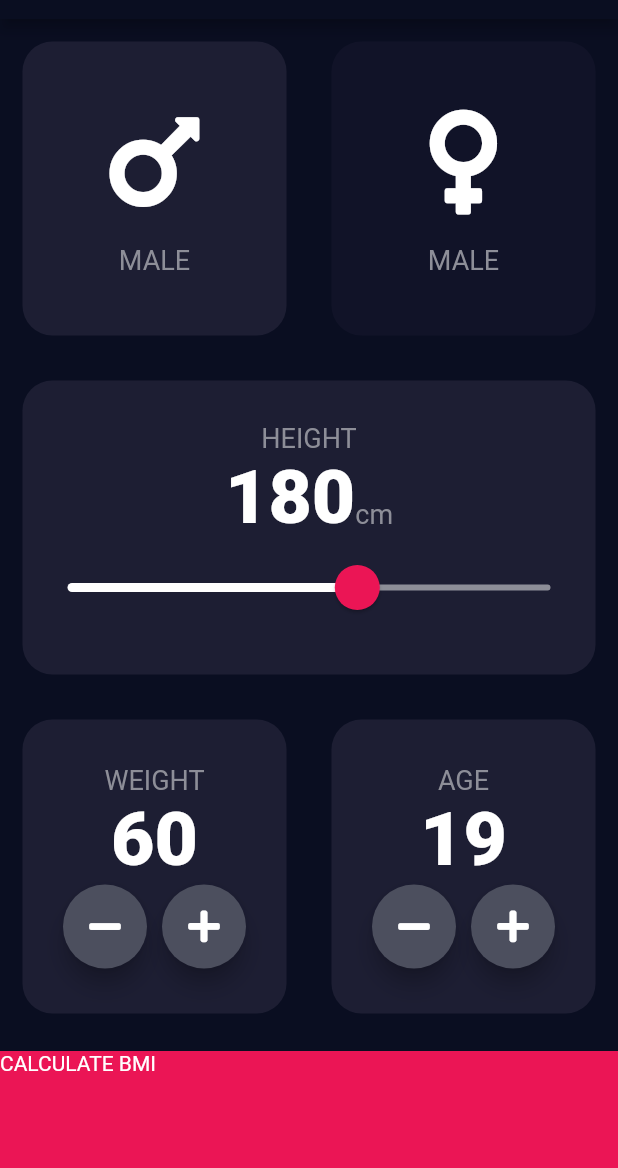
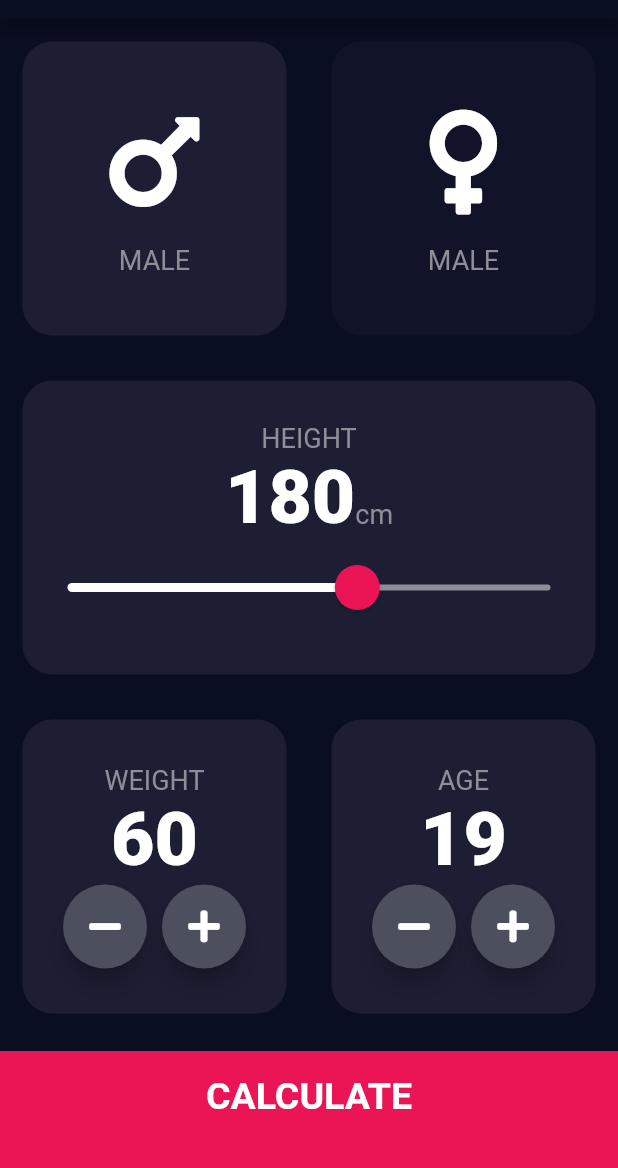
Before and after one commit to BEST-Thanawat/bmi_calculator, a Flutter app: the screen it shows after launch, on a phone screen of 412 x 824 dp, the part 65-1233 px from its top. Run offline on Flutter 3.47's test engine with Material 2 defaults, Android fonts, the phone set to English and light mode, and no system bars; our stand-ins replace font_awesome_flutter.

Commit message:
Add result page.

```diff
--- a/lib/constants.dart
+++ b/lib/constants.dart
@@ -7,3 +7,8 @@ const kBottomContainerColor = Color(0xFFEB1555);
 
 const kLabelTextStyle = TextStyle(fontSize: 18, color: Color(0xFF8D8E98));
 const kNumberTextStyle = TextStyle(fontSize: 50, fontWeight: FontWeight.w900);
+const kLargeButtonTextStyle = TextStyle(fontSize: 25, fontWeight: FontWeight.bold);
+const kTitleTextStyle = TextStyle(fontSize: 50, fontWeight: FontWeight.bold);
+const kResultTextStyle = TextStyle(fontSize: 22, fontWeight: FontWeight.bold, color: Color(0xFF24D876));
+const kBMITextStyle = TextStyle(fontSize: 100, fontWeight: FontWeight.bold);
+const kBodyTextStyle = TextStyle(fontSize: 28, fontWeight: FontWeight.bold);
--- a/lib/input_page.dart
+++ b/lib/input_page.dart
@@ -2,6 +2,7 @@ import 'package:flutter/foundation.dart';
 import 'package:flutter/material.dart';
 import 'icon_content.dart';
 import 'reusable_card.dart';
+import 'results_page.dart';
 import 'package:font_awesome_flutter/font_awesome_flutter.dart';
 import 'constants.dart';
 
@@ -173,15 +174,35 @@ class _InputPageState extends State<InputPage> {
                 ],
               ),
             ),
-            Container(
-              color: kBottomContainerColor,
-              margin: EdgeInsets.only(top: 10),
-              width: double.infinity,
-              height: kBottomContainerHeight,
-              child: Text('CALCULATE BMI'),
-            )
+            BottomButton()
           ],
         ));
+  }
+}
+
+class BottomButton extends StatelessWidget {
+  BottomButton();
+
+  @override
+  Widget build(BuildContext context) {
+    return GestureDetector(
+      onTap: () {
+        Navigator.push(context, MaterialPageRoute(builder: (context) => ResultsPage()));
+      },
+      child: Container(
+        color: kBottomContainerColor,
+        margin: EdgeInsets.only(top: 10),
+        padding: EdgeInsets.only(bottom: 20),
+        width: double.infinity,
+        height: kBottomContainerHeight,
+        child: Center(
+          child: Text(
+            'CALCULATE',
+            style: kLargeButtonTextStyle,
+          ),
+        ),
+      ),
+    );
   }
 }
 
```
Also changed, not shown: lib/results_page.dart (added, +42 -0 lines).
